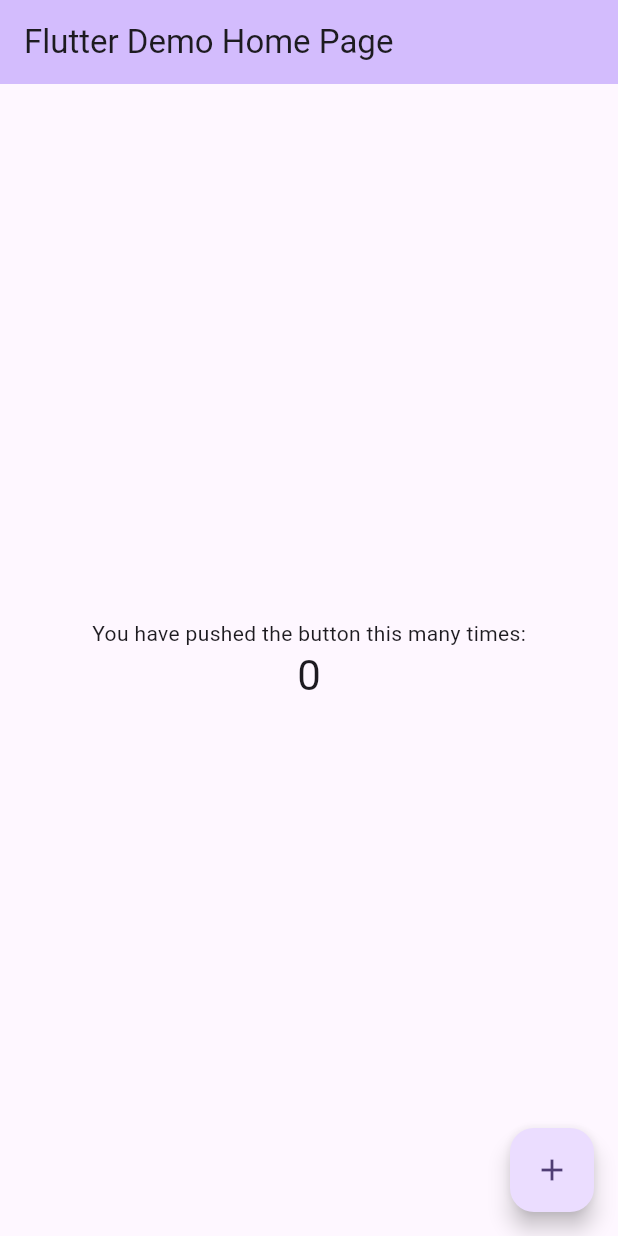
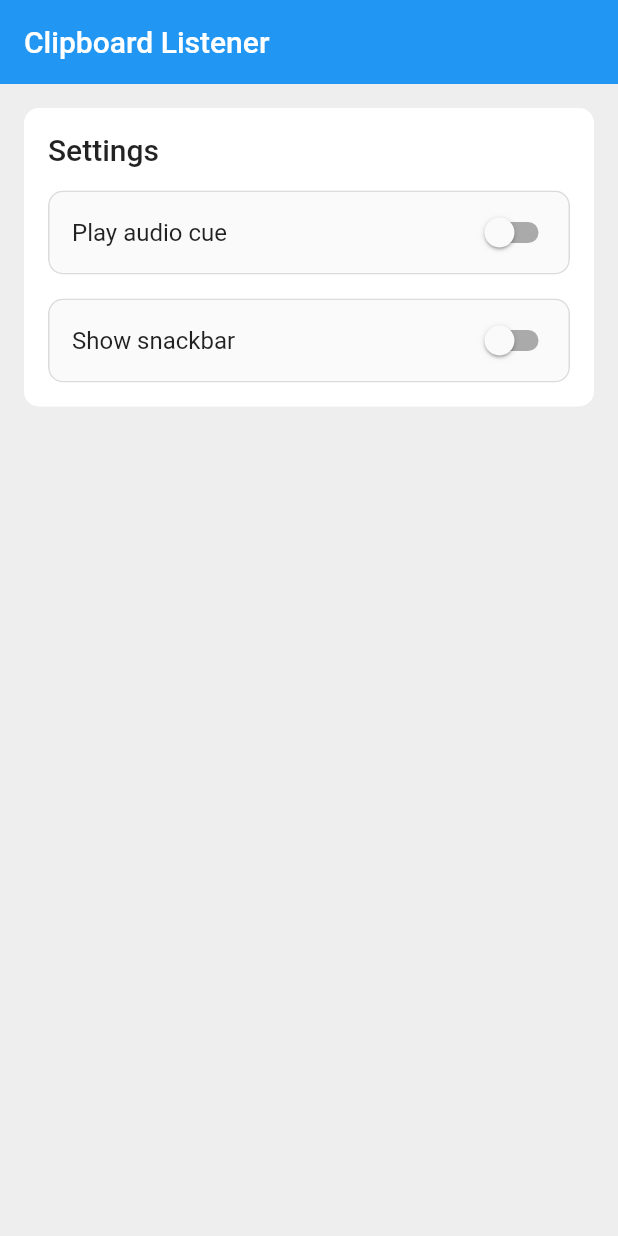
Before and after one commit to LucasVinicius314/clipboard-listener, a Flutter app: the screen it shows after launch, on a phone screen of 412 x 824 dp. Run offline on Flutter 3.47's test engine with Material 2 defaults, Android fonts, the phone set to English and light mode, and no system bars; our stand-ins replace audioplayers; missing offline and left inert: clipboard_watcher; statements that could not run were skipped.

Commit message:
feat: basic app

```diff
--- /dev/null
+++ b/lib/core/app.dart
@@ -0,0 +1,29 @@
+import 'package:clipboard_listener/pages/home_page.dart';
+import 'package:clipboard_listener/utils/constants.dart';
+import 'package:flutter/material.dart';
+
+class App extends StatelessWidget {
+  const App({super.key});
+
+  @override
+  Widget build(BuildContext context) {
+    return MaterialApp(
+      debugShowCheckedModeBanner: false,
+      theme: ThemeData(
+        appBarTheme: const AppBarTheme(elevation: 0),
+        cardTheme: const CardTheme(
+          elevation: 0,
+          margin: EdgeInsets.zero,
+          shape: RoundedRectangleBorder(
+            borderRadius: BorderRadius.all(Radius.circular(10)),
+          ),
+        ),
+        scaffoldBackgroundColor: Colors.grey.shade200,
+      ),
+      routes: {
+        HomePage.route: (context) => const HomePage(),
+      },
+      title: Constants.appName,
+    );
+  }
+}
--- a/lib/main.dart
+++ b/lib/main.dart
@@ -1,125 +1,6 @@
+import 'package:clipboard_listener/core/app.dart';
 import 'package:flutter/material.dart';
 
 void main() {
-  runApp(const MyApp());
+  runApp(const App());
 }
-
-class MyApp extends StatelessWidget {
-  const MyApp({super.key});
-
-  // This widget is the root of your application.
-  @override
-  Widget build(BuildContext context) {
-    return MaterialApp(
-      title: 'Flutter Demo',
-      theme: ThemeData(
-        // This is the theme of your application.
-        //
-        // TRY THIS: Try running your application with "flutter run". You'll see
-        // the application has a blue toolbar. Then, without quitting the app,
-        // try changing the seedColor in the colorScheme below to Colors.green
-        // and then invoke "hot reload" (save your changes or press the "hot
-        // reload" button in a Flutter-supported IDE, or press "r" if you used
-        // the command line to start the app).
-        //
-        // Notice that the counter didn't reset back to zero; the application
-        // state is not lost during the reload. To reset the state, use hot
-        // restart instead.
-        //
-        // This works for code too, not just values: Most code changes can be
-        // tested with just a hot reload.
-        colorScheme: ColorScheme.fromSeed(seedColor: Colors.deepPurple),
-        useMaterial3: true,
-      ),
-      home: const MyHomePage(title: 'Flutter Demo Home Page'),
-    );
-  }
-}
-
-class MyHomePage extends StatefulWidget {
-  const MyHomePage({super.key, required this.title});
-
-  // This widget is the home page of your application. It is stateful, meaning
-  // that it has a State object (defined below) that contains fields that affect
-  // how it looks.
-
-  // This class is the configuration for the state. It holds the values (in this
-  // case the title) provided by the parent (in this case the App widget) and
-  // used by the build method of the State. Fields in a Widget subclass are
-  // always marked "final".
-
-  final String title;
-
-  @override
-  State<MyHomePage> createState() => _MyHomePageState();
-}
-
-class _MyHomePageState extends State<MyHomePage> {
-  int _counter = 0;
-
-  void _incrementCounter() {
-    setState(() {
-      // This call to setState tells the Flutter framework that something has
-      // changed in this State, which causes it to rerun the build method below
-      // so that the display can reflect the updated values. If we changed
-      // _counter without calling setState(), then the build method would not be
-      // called again, and so nothing would appear to happen.
-      _counter++;
-    });
-  }
-
-  @override
-  Widget build(BuildContext context) {
-    // This method is rerun every time setState is called, for instance as done
-    // by the _incrementCounter method above.
-    //
-    // The Flutter framework has been optimized to make rerunning build methods
-    // fast, so that you can just rebuild anything that needs updating rather
-    // than having to individually change instances of widgets.
-    return Scaffold(
-      appBar: AppBar(
-        // TRY THIS: Try changing the color here to a specific color (to
-        // Colors.amber, perhaps?) and trigger a hot reload to see the AppBar
-        // change color while the other colors stay the same.
-        backgroundColor: Theme.of(context).colorScheme.inversePrimary,
-        // Here we take the value from the MyHomePage object that was created by
-        // the App.build method, and use it to set our appbar title.
-        title: Text(widget.title),
-      ),
-      body: Center(
-        // Center is a layout widget. It takes a single child and positions it
-        // in the middle of the parent.
-        child: Column(
-          // Column is also a layout widget. It takes a list of children and
-          // arranges them vertically. By default, it sizes itself to fit its
-          // children horizontally, and tries to be as tall as its parent.
-          //
-          // Column has various properties to control how it sizes itself and
-          // how it positions its children. Here we use mainAxisAlignment to
-          // center the children vertically; the main axis here is the vertical
-          // axis because Columns are vertical (the cross axis would be
-          // horizontal).
-          //
-          // TRY THIS: Invoke "debug painting" (choose the "Toggle Debug Paint"
-          // action in the IDE, or press "p" in the console), to see the
-          // wireframe for each widget.
-          mainAxisAlignment: MainAxisAlignment.center,
-          children: <Widget>[
-            const Text(
-              'You have pushed the button this many times:',
-            ),
-            Text(
-              '$_counter',
-              style: Theme.of(context).textTheme.headlineMedium,
-            ),
-          ],
-        ),
-      ),
-      floatingActionButton: FloatingActionButton(
-        onPressed: _incrementCounter,
-        tooltip: 'Increment',
-        child: const Icon(Icons.add),
-      ), // This trailing comma makes auto-formatting nicer for build methods.
-    );
-  }
-}
--- /dev/null
+++ b/lib/pages/home_page.dart
@@ -0,0 +1,138 @@
+import 'package:audioplayers/audioplayers.dart';
+import 'package:clipboard_listener/utils/constants.dart';
+import 'package:clipboard_listener/widgets/switch_expansion_tile.dart';
+import 'package:clipboard_listener/widgets/clipboard_listener.dart';
+import 'package:clipboard_listener/widgets/volume_slider.dart';
+import 'package:flutter/material.dart';
+
+class HomePage extends StatefulWidget {
+  const HomePage({super.key});
+
+  static const route = '/';
+
+  @override
+  State<HomePage> createState() => _HomePageState();
+}
+
+class _HomePageState extends State<HomePage> {
+  var _playAudioCue = false;
+  var _showSnackbar = false;
+
+  final _audioPlayer = AudioPlayer();
+
+  // TODO: fix, theme change
+
+  // TODO: fix, load settings
+
+  void _saveSettings() {
+    // TODO: fix, save settings
+  }
+
+  @override
+  void initState() {
+    super.initState();
+
+    _audioPlayer.setSourceAsset('audio/cue.mp3');
+  }
+
+  @override
+  void dispose() {
+    _audioPlayer.dispose();
+
+    super.dispose();
+  }
+
+  @override
+  Widget build(BuildContext context) {
+    return Scaffold(
+      appBar: AppBar(
+        title: const Text(Constants.appName),
+      ),
+      body: ClipboardWatcher(
+        onClipboardChanged: (clipboardData) async {
+          if (_showSnackbar) {
+            ScaffoldMessenger.of(context).showSnackBar(
+              const SnackBar(content: Text('New content copied.')),
+            );
+          }
+
+          if (_playAudioCue) {
+            await _audioPlayer.play(AssetSource('audio/cue.mp3'));
+          }
+        },
+        child: SingleChildScrollView(
+          padding: const EdgeInsets.all(16),
+          child: Column(
+            children: [
+              Card(
+                child: Padding(
+                  padding: const EdgeInsets.all(16),
+                  child: Column(
+                    crossAxisAlignment: CrossAxisAlignment.stretch,
+                    children: [
+                      Text(
+                        'Settings',
+                        style: Theme.of(context).textTheme.titleLarge,
+                      ),
+                      const SizedBox(height: 16),
+                      SwitchExpansionTile(
+                        onChanged: (value) {
+                          setState(() {
+                            _playAudioCue = value;
+                          });
+
+                          _saveSettings();
+                        },
+                        title: 'Play audio cue',
+                        value: _playAudioCue,
+                        child: Column(
+                          crossAxisAlignment: CrossAxisAlignment.stretch,
+                          children: [
+                            Padding(
+                              padding: const EdgeInsets.only(
+                                top: 16,
+                                left: 16,
+                                right: 16,
+                              ),
+                              child: Text(
+                                'Volume',
+                                style: Theme.of(context).textTheme.titleSmall,
+                              ),
+                            ),
+                            Padding(
+                              padding: const EdgeInsets.only(right: 16),
+                              child: VolumeSlider(
+                                onChanged: (value) async {
+                                  await _audioPlayer.setVolume(value);
+
+                                  _saveSettings();
+                                },
+                              ),
+                            ),
+                          ],
+                        ),
+                      ),
+                      const SizedBox(height: 16),
+                      SwitchExpansionTile(
+                        onChanged: (value) {
+                          setState(() {
+                            _showSnackbar = value;
+                          });
+
+                          _saveSettings();
+                        },
+                        title: 'Show snackbar',
+                        value: _showSnackbar,
+                        child: null,
+                      ),
+                    ],
+                  ),
+                ),
+              ),
+            ],
+          ),
+        ),
+      ),
+    );
+  }
+}
--- /dev/null
+++ b/lib/utils/constants.dart
@@ -0,0 +1,3 @@
+class Constants {
+  static const appName = 'Clipboard Listener';
+}
--- /dev/null
+++ b/lib/widgets/clipboard_listener.dart
@@ -0,0 +1,46 @@
+import 'package:clipboard_watcher/clipboard_watcher.dart';
+import 'package:flutter/material.dart';
+import 'package:flutter/services.dart';
+
+class ClipboardWatcher extends StatefulWidget {
+  const ClipboardWatcher({
+    super.key,
+    required this.onClipboardChanged,
+    required this.child,
+  });
+
+  final Widget child;
+  final void Function(ClipboardData? clipboardData) onClipboardChanged;
+
+  @override
+  State<ClipboardWatcher> createState() => _ClipboardWatcherState();
+}
+
+class _ClipboardWatcherState extends State<ClipboardWatcher>
+    with ClipboardListener {
+  @override
+  void onClipboardChanged() async {
+    final clipboardData = await Clipboard.getData(Clipboard.kTextPlain);
+
+    widget.onClipboardChanged(clipboardData);
+  }
+
+  @override
+  void initState() {
+    clipboardWatcher.addListener(this);
+    clipboardWatcher.start();
+    super.initState();
+  }
+
+  @override
+  void dispose() {
+    clipboardWatcher.removeListener(this);
+    clipboardWatcher.stop();
+    super.dispose();
+  }
+
+  @override
+  Widget build(BuildContext context) {
+    return widget.child;
+  }
+}
--- /dev/null
+++ b/lib/widgets/switch_expansion_tile.dart
@@ -0,0 +1,48 @@
+import 'package:flutter/material.dart';
+
+class SwitchExpansionTile extends StatefulWidget {
+  const SwitchExpansionTile({
+    super.key,
+    required this.onChanged,
+    required this.title,
+    required this.value,
+    required this.child,
+  });
+
+  final void Function(bool value)? onChanged;
+  final String title;
+  final bool value;
+  final Widget? child;
+
+  @override
+  State<SwitchExpansionTile> createState() => _SwitchExpansionTileState();
+}
+
+class _SwitchExpansionTileState extends State<SwitchExpansionTile> {
+  @override
+  Widget build(BuildContext context) {
+    return Material(
+      clipBehavior: Clip.antiAlias,
+      shape: RoundedRectangleBorder(
+        borderRadius: const BorderRadius.all(Radius.circular(10)),
+        side: BorderSide(color: Theme.of(context).dividerColor),
+      ),
+      child: Column(
+        crossAxisAlignment: CrossAxisAlignment.stretch,
+        children: [
+          SwitchListTile.adaptive(
+            contentPadding: const EdgeInsets.only(left: 16, right: 8),
+            onChanged: widget.onChanged == null
+                ? null
+                : (value) {
+                    widget.onChanged!(value);
+                  },
+            title: Text(widget.title),
+            value: widget.value,
+          ),
+          if (widget.child != null && widget.value) widget.child!,
+        ],
+      ),
+    );
+  }
+}
```
Also changed, not shown: lib/widgets/volume_slider.dart (added, +51 -0 lines), pubspec.yaml (+6 -67 lines), pubspec.lock, 7 other files.
